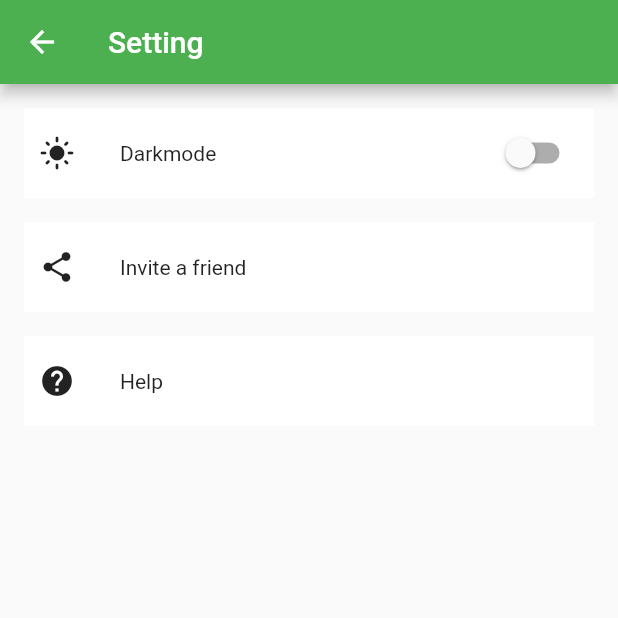
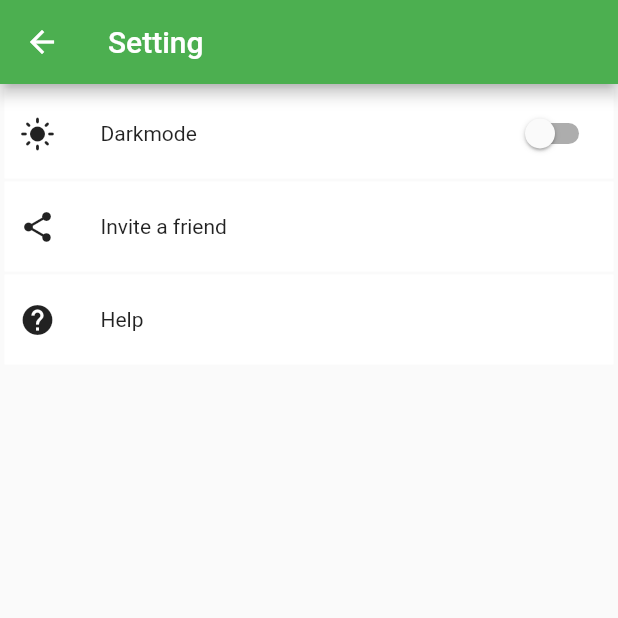
Before and after one commit to gopalkatariya44/ama, a Flutter app: the screen it shows after launch, item 2 of the bottom bar chosen, in the side drawer, after a tap on "Settings", on a phone screen of 412 x 824 dp, the top half of it. Run offline on Flutter 3.47's test engine with Material 2 defaults, Android fonts, the light colour scheme and no system bars; missing offline and left inert: flutter_simple_calculator.

Commit message:
employees changes

```diff
--- a/lib/screens/BottomNavigationBar/employee_screen.dart
+++ b/lib/screens/BottomNavigationBar/employee_screen.dart
@@ -8,16 +8,18 @@ class EmployeesData extends StatefulWidget {
 class _EmployeesDataState extends State<EmployeesData> {
   @override
   Widget build(BuildContext context) {
-    return Padding(
-      padding: const EdgeInsets.all(2.0),
+    return SingleChildScrollView(
           child: Column(
         children: [
           Container(
-            color: Colors.green[200],
+            color: Colors.white,
             width: double.infinity,
             child: Padding(
               padding: const EdgeInsets.all(8.0),
               child: Row(
+                mainAxisAlignment: MainAxisAlignment.spaceBetween,
+                children: [
+                  Row(
                     children: [
                       Image.asset(
                         'assets/images/as.png',
@@ -33,12 +35,76 @@ class _EmployeesDataState extends State<EmployeesData> {
                           Text(
                             'Username',
                             style: TextStyle(
-                          color: Colors.white,
-                          fontSize: 20,
+                              color: Colors.black,
+                              fontSize: 17,
+                            ),
+                          ),
+                          SizedBox(height: 5),
+                          Text(
+                            'Description',
+                            style: TextStyle(
+                              color: Colors.black,
+                              fontSize: 12,
                             ),
                           ),
                         ],
                       ),
+
+                    ],
+                  ),
+                  Padding(
+                    padding: const EdgeInsets.all(8.0),
+                    child: Text("100.00 \$"),
+                  )
+                ],
+              ),
+            ),
+          ),
+          Container(
+            color: Colors.white,
+            width: double.infinity,
+            child: Padding(
+              padding: const EdgeInsets.all(8.0),
+              child: Row(
+                mainAxisAlignment: MainAxisAlignment.spaceBetween,
+                children: [
+                  Row(
+                    children: [
+                      Image.asset(
+                        'assets/images/as.png',
+                        fit: BoxFit.cover,
+                        cacheHeight: 50,
+                        cacheWidth: 50,
+                      ),
+                      SizedBox(width: 25),
+                      Column(
+                        crossAxisAlignment: CrossAxisAlignment.start,
+                        mainAxisAlignment: MainAxisAlignment.center,
+                        children: [
+                          Text(
+                            'Username',
+                            style: TextStyle(
+                              color: Colors.black,
+                              fontSize: 17,
+                            ),
+                          ),
+                          SizedBox(height: 5),
+                          Text(
+                            'Description',
+                            style: TextStyle(
+                              color: Colors.black,
+                              fontSize: 12,
+                            ),
+                          ),
+                        ],
+                      ),
+
+                    ],
+                  ),
+                  Padding(
+                    padding: const EdgeInsets.all(8.0),
+                    child: Text("89.00 \$"),
+                  )
                 ],
               ),
             ),
--- a/lib/screens/setting_screen.dart
+++ b/lib/screens/setting_screen.dart
@@ -32,12 +32,12 @@ class _SettingScreenState extends State<SettingScreen> {
         title: Text("Setting"),
       ),
       body: Padding(
-        padding: const EdgeInsets.all(8.0),
+        padding: const EdgeInsets.all(2.0),
         child: Container(
           child: ListView(
             children: [
               Padding(
-                padding: const EdgeInsets.all(8.0),
+                padding: const EdgeInsets.all(1.0),
                 child: Column(
                   children: [
                     Container(
@@ -67,7 +67,7 @@ class _SettingScreenState extends State<SettingScreen> {
                 ),
               ),
               Padding(
-                padding: const EdgeInsets.all(8.0),
+                padding: const EdgeInsets.all(1.0),
                 child: Column(
                   children: [
                     GestureDetector(
@@ -98,7 +98,7 @@ class _SettingScreenState extends State<SettingScreen> {
                 ),
               ),
               Padding(
-                padding: const EdgeInsets.all(8.0),
+                padding: const EdgeInsets.all(1.0),
                 child: Column(
                   children: [
                     GestureDetector(
```
Lines whose indentation alone changed are shown as unchanged.
